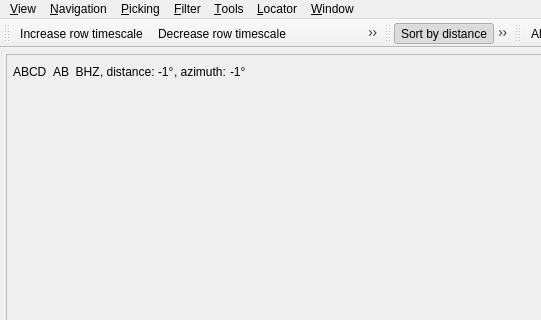
Before: the Qt Designer form libs/seiscomp/gui/datamodel/pickerview.ui in SeisComP/common, drawn with Qt 5; both pictures show x 0 to 541 and y 0 to 320 of the 1063 by 798 pixel window.
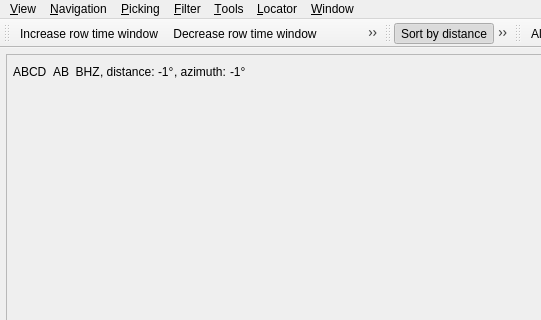
After: the same form once the commit is applied. Custom widgets are drawn as their Qt base class.

What changed in the file:
```diff
--- a/libs/seiscomp/gui/datamodel/pickerview.ui
+++ b/libs/seiscomp/gui/datamodel/pickerview.ui
@@ -834,7 +834,7 @@
   </action>
   <action name="actionIncreaseRowHeight">
    <property name="text">
-    <string>Increase row height</string>
+    <string>Increase trace amplitudes</string>
    </property>
    <property name="toolTip">
     <string>Increases the row height in traceview (Shift+Y)</string>
@@ -845,7 +845,7 @@
   </action>
   <action name="actionDecreaseRowHeight">
    <property name="text">
-    <string>Decrease row height</string>
+    <string>Decrease trace amplitudes</string>
    </property>
    <property name="toolTip">
     <string>Decreases the row height in traceview (Y)</string>
@@ -856,7 +856,7 @@
   </action>
   <action name="actionIncreaseRowTimescale">
    <property name="text">
-    <string>Increase row timescale</string>
+    <string>Increase row time window</string>
    </property>
    <property name="toolTip">
     <string>Increases the timescale in traceview (&gt;)</string>
@@ -867,7 +867,7 @@
   </action>
   <action name="actionDecreaseRowTimescale">
    <property name="text">
-    <string>Decrease row timescale</string>
+    <string>Decrease row time window</string>
    </property>
    <property name="toolTip">
     <string>Decreases the timescale in traceview (&lt;)</string>
```
Left out of the diff: 35 changed lines with no effect on the pictures.
